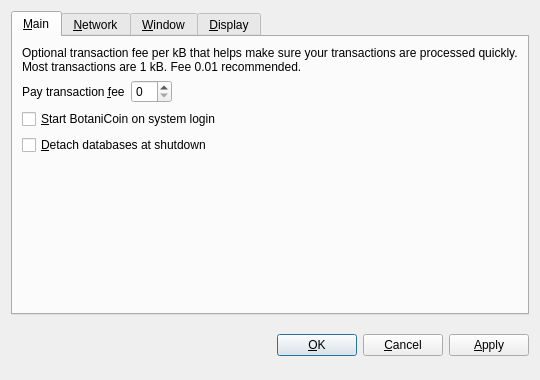
Old version of the form src/qt/forms/optionsdialog.ui in the repository donatcoin/sourse.
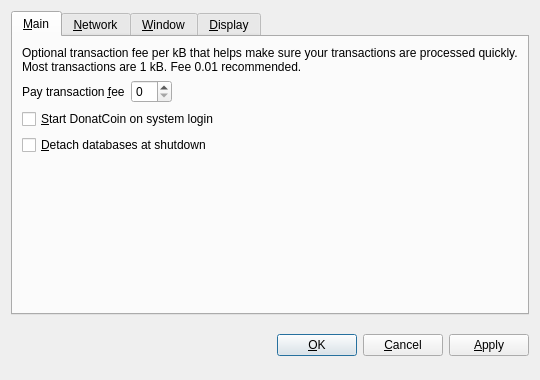
New version of the form. The open tabs and pages were chosen to show the change. Custom widgets are drawn as their Qt base class.

```diff
--- a/src/qt/forms/optionsdialog.ui
+++ b/src/qt/forms/optionsdialog.ui
@@ -82,7 +82,7 @@
           <string>Automatically start BotaniCoin after logging in to the system.</string>
          </property>
          <property name="text">
-          <string>&amp;Start BotaniCoin on system login</string>
+          <string>&amp;Start DonatCoin on system login</string>
          </property>
         </widget>
        </item>
```
Left out of the diff: 10 changed lines with no effect on the pictures.
